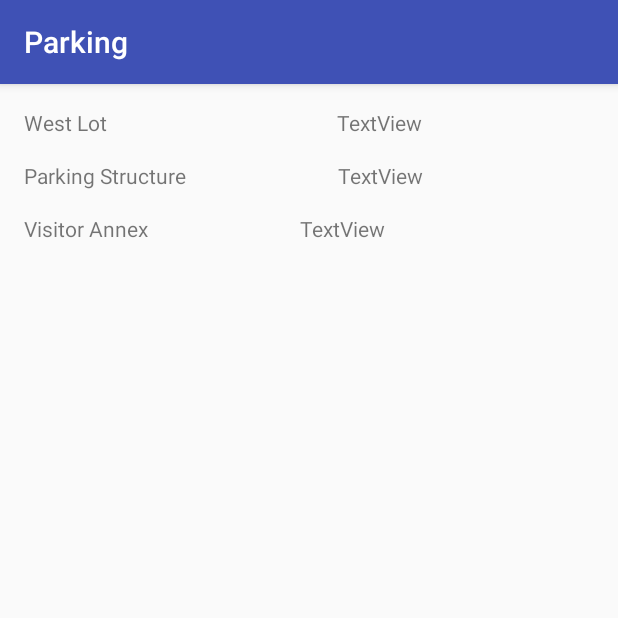
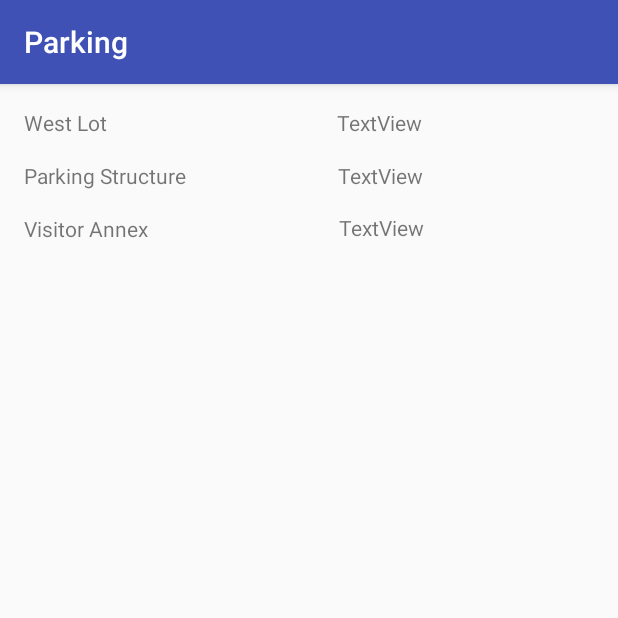
Before and after one commit to stimpe/ParkingApp, an Android app: the screen it shows after launch (MainActivity), on a phone screen of 412 x 824 dp, the top half of it. Run offline under Robolectric (Android 15) with nearby library versions, the phone set to English and light mode, and no system bars.

Commit message:
Testing https connection
Added function to StructureListFragment that creates https connection and gets the returned JSON array. This version of the function currently works for setting the textview to the values. Further function and accuracy of values needs testing.

```diff
--- a/app/src/main/java/com/example/stimpe/parking/StructureListFragment.java
+++ b/app/src/main/java/com/example/stimpe/parking/StructureListFragment.java
@@ -1,18 +1,29 @@
 package com.example.stimpe.parking;
 
+import android.os.AsyncTask;
 import android.os.Bundle;
 import android.os.SystemClock;
 import android.support.annotation.Nullable;
 import android.support.v4.app.Fragment;
 import android.support.v4.app.NotificationCompat;
+import android.util.JsonReader;
+import android.util.Log;
 import android.view.LayoutInflater;
 import android.view.View;
 import android.view.ViewGroup;
 import android.widget.Button;
 import android.widget.TextView;
 
+import org.json.JSONArray;
+import org.json.JSONObject;
+
+import java.io.BufferedReader;
+import java.io.InputStream;
+import java.io.InputStreamReader;
 import java.net.HttpURLConnection;
 import java.net.URL;
+
+import javax.net.ssl.HttpsURLConnection;
 
 /**
  * Created by stimpe on 7/26/2017.
@@ -28,9 +39,10 @@ public class StructureListFragment extends Fragment {
     public View onCreateView(LayoutInflater inflater, @Nullable ViewGroup container, @Nullable Bundle savedInstanceState) {
         View view = inflater.inflate(R.layout.fragment_structure_list,container,false);
         assignVariables(view);
-        DataGetter gettheData = new DataGetter();
-        gettheData.frag = this;
-        gettheData.execute();
+        testHTTPS();
+        //DataGetter gettheData = new DataGetter();
+        //gettheData.frag = this;
+        //gettheData.execute();
         return view;
     }
     private void assignVariables(View view) {
@@ -38,4 +50,55 @@ public class StructureListFragment extends Fragment {
         mParkingLot2Value = (TextView) view.findViewById(R.id.parking_lot_2_value);
         mParkingLot3Value = (TextView) view.findViewById(R.id.parking_lot_3_value);
     }
+
+    //Addition by: Cristopher Hernandez
+    //Date: 7/29/2017
+    //Testing https connection
+    //This function should get the JSON array from the JPL current parking API
+    //It should then set the parking lot values to the values obtained
+    private void testHTTPS() {
+        AsyncTask.execute(new Runnable() {
+            @Override
+            public void run() {
+                try {
+                    InputStream responseBody;
+                    BufferedReader responseBodyReader;
+                    JsonReader jsonReader;
+                    JSONObject jsonObject;
+                    JSONArray jsonArray;
+                    String temp;
+                    StringBuilder jsonBuild = new StringBuilder();
+                    String jsonString;
+                    URL API = new URL("https://jparking.jpl.nasa.gov/api/v1/now/");
+                    HttpsURLConnection test_connect = (HttpsURLConnection) API.openConnection();
+                    test_connect.setRequestProperty("Content-Type", "application/json");
+                    test_connect.setRequestProperty("Accept", "application/json");  //ensure only JSON is accepted
+                    test_connect.setRequestMethod("GET");
+                    if (test_connect.getResponseCode() == 200) {
+                        Log.d("Test", "Success");   //check android monitor logcat for debug log statement
+                        responseBody = test_connect.getInputStream();
+                        responseBodyReader = new BufferedReader(new InputStreamReader(responseBody, "UTF-8"));
+                        while ((temp = responseBodyReader.readLine()) != null) {
+                            jsonBuild.append(temp); //create string of JSON array
+                        }
+                        jsonString = jsonBuild.toString();
+                        jsonArray = new JSONArray(jsonString);  //Create JSON array from string
+                        jsonObject = jsonArray.getJSONObject(0);//Set each textview value
+                        mParkingLot1Value.setText(String.valueOf(jsonObject.getInt("spaces_left")));
+                        jsonObject = jsonArray.getJSONObject(1);
+                        mParkingLot2Value.setText(String.valueOf(jsonObject.getInt("spaces_left")));
+                        jsonObject = jsonArray.getJSONObject(2);
+                        mParkingLot3Value.setText(String.valueOf(jsonObject.getInt("spaces_left")));
+                        test_connect.disconnect();
+                    } else {
+                        Log.d("Test", String.valueOf(test_connect.getResponseCode()));
+                        test_connect.disconnect();
+                    }
+                } catch (Exception e) {
+                    Log.d("Error", e.getMessage());
+                    e.printStackTrace();
+                }
+            }
+        });
+    }
 }
--- a/app/src/main/res/layout/fragment_structure_list.xml
+++ b/app/src/main/res/layout/fragment_structure_list.xml
@@ -64,10 +64,10 @@
             android:layout_width="wrap_content"
             android:layout_height="wrap_content"
             android:text="TextView"
-            android:layout_marginTop="16dp"
+            android:layout_marginTop="15dp"
             app:layout_constraintTop_toBottomOf="@+id/parking_lot_2_value"
             app:layout_constraintLeft_toRightOf="@+id/parking_lot_3_textview"
-            android:layout_marginLeft="101dp" />
+            android:layout_marginLeft="127dp" />
 
 
     </android.support.constraint.ConstraintLayout>
```
